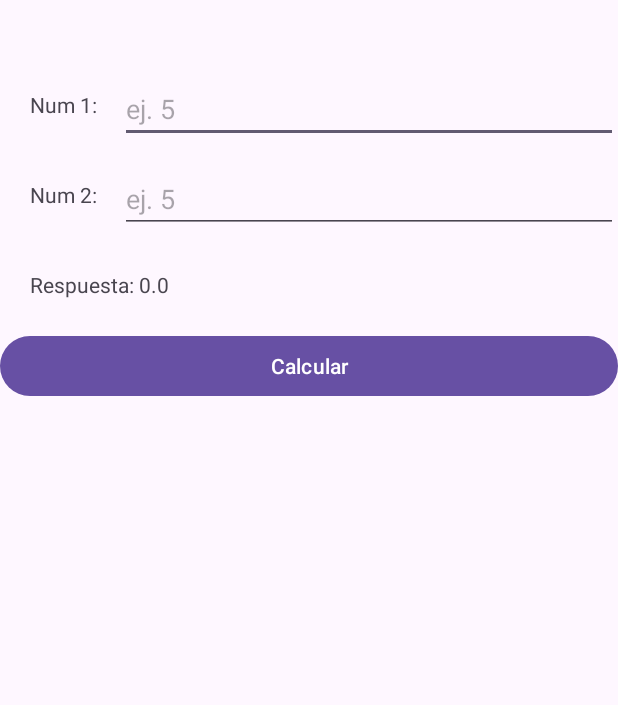
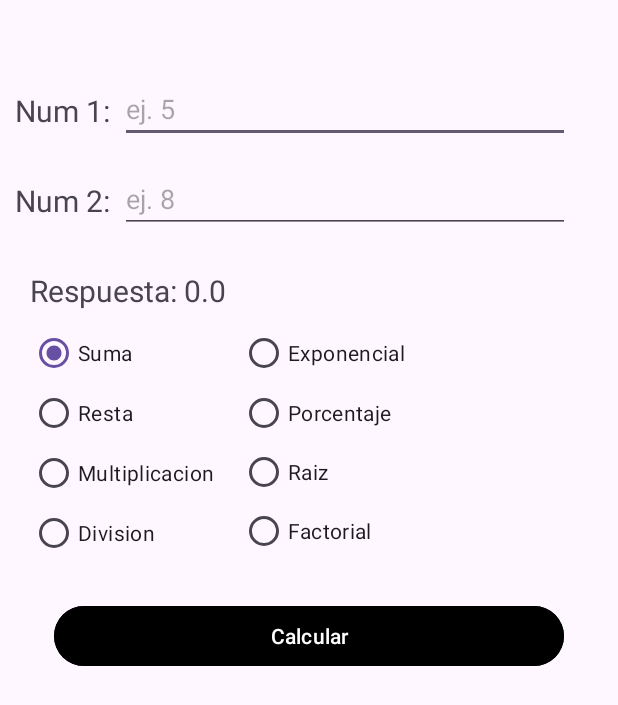
Before and after one commit to Alexis2025X/PrograII-Semi-2025, an Android app: the screen it shows after launch (MainActivity), after a tap on "Calcular", on a phone screen of 412 x 824 dp. Shown: the top 705 px of the screen. Run offline under Robolectric (Android 15) with nearby library versions, the phone set to English and light mode, and no system bars.

Commit message:
Se agrego las opciones de suma, resta, multiplicacion, y division.

```diff
--- a/app/src/main/java/com/alexis/miprimeraplicacion/MainActivity.java
+++ b/app/src/main/java/com/alexis/miprimeraplicacion/MainActivity.java
@@ -1,8 +1,11 @@
 package com.alexis.miprimeraplicacion;
 
 import android.os.Bundle;
+import android.view.MotionEvent;
 import android.view.View;
 import android.widget.Button;
+import android.widget.RadioGroup;
+import android.widget.Switch;
 import android.widget.TextView;
 
 import androidx.activity.EdgeToEdge;
@@ -14,28 +17,83 @@ import androidx.core.view.WindowInsetsCompat;
 public class MainActivity extends AppCompatActivity {
     Button btn;
     //tamVal es un valor temporal
-    TextView temVal;
+    TextView tempVal;
+    RadioGroup rgo;
     @Override
     protected void onCreate(Bundle savedInstanceState) {
         super.onCreate(savedInstanceState);
         setContentView(R.layout.activity_main);
+
          //Buscamos el boton por su ID
          btn = findViewById(R.id.btnCalcular);
+
+         //El bloque de codigo se ejecutara al dar click en le boton
          btn.setOnClickListener(new View.OnClickListener() {
              @Override
              public void onClick(View v) {
-                 temVal = findViewById(R.id.txtNum1);
-                 double num1 = Double.parseDouble(temVal.getText().toString());
+                    // temVal = findViewById(R.id.txtNum1);
+                    // double num1 = Double.parseDouble(temVal.getText().toString());
+                 //tempVal txt = findViewById()
 
-                 temVal = findViewById(R.id.txtNum2);
-                 double num2 = Double.parseDouble(temVal.getText().toString());
+                 tempVal = findViewById(R.id.txtNum1);
+                 double num1 = 0;
 
-                 double respuesta = num1 + num2;
 
-                 temVal = findViewById(R.id.lblRespuesta);
-                 temVal.setText("Respuesta: " + respuesta);
+                 if (tempVal.getText().toString().isEmpty()){
+                     num1 = 0;
+                 }else {
+                     num1 = Double.parseDouble(tempVal.getText().toString());
+                 }
+                 //Descomentarlo sino funciona
+                 tempVal = findViewById(R.id.txtNum2);
+                 double num2 = 0;
+                 double respuesta = 0;
 
-             }
+                 if (tempVal.getText().toString().isEmpty()){
+                     num2 = 0;
+                 }else {
+                     num2 = Double.parseDouble(tempVal.getText().toString());
+                 }
+
+                     tempVal = findViewById(R.id.lblRespuesta);
+
+                     rgo = findViewById(R.id.rgoOpciones);
+                     if (rgo.getCheckedRadioButtonId() == R.id.rgoSuma) {
+                         //tempVal = findViewById(R.id.txtNum2);
+                         //tempVal.setEnabled(true);
+                         respuesta = num1 + num2;
+
+                     } else if (rgo.getCheckedRadioButtonId() == R.id.rgoResta) {
+                         respuesta = num1 - num2;
+                     } else if (rgo.getCheckedRadioButtonId() == R.id.rgoMultiplicacion) {
+                         respuesta = num1 * num2;
+                     } else if (rgo.getCheckedRadioButtonId() == R.id.rgoDivision) {
+                         respuesta = num1 / num2;
+                     }
+                     //Parte 2
+                     else if (rgo.getCheckedRadioButtonId() == R.id.rgoExponencial) {
+                         respuesta = Math.pow(num1, num2);
+                     } else if (rgo.getCheckedRadioButtonId() == R.id.rgoPorcentaje) {
+                         respuesta = (num1 / num2) * 100;
+                     } else if (rgo.getCheckedRadioButtonId() == R.id.rgoRaiz) {
+                         //tempVal = findViewById(R.id.txtNum1);
+                        // tempVal.setHint("Indice" + R.id.txtNum1);
+                         respuesta = Math.pow(num2, 1.0 / num1);
+                       //  tempVal.setText("Respuesta: " + num1 +"√"+ num2 + "="+ respuesta);
+
+                     } else if (rgo.getCheckedRadioButtonId() == R.id.rgoFactorial) {
+                         //temVal = num2.SetEnabled(false);
+                         double fact = 1;
+                         for (double i = num1; i > 0; i--) {
+                             fact = fact * i;
+                         }
+                         respuesta = fact;
+                     }
+
+                     tempVal.setText("Respuesta: " + respuesta);
+                 }
+
          });
     }
+
 }
--- a/app/src/main/res/layout/activity_main.xml
+++ b/app/src/main/res/layout/activity_main.xml
@@ -9,50 +9,149 @@
 
     <!-- Label -->
     <TextView
+        android:textSize="20dp"
         android:id="@+id/lblNum1"
         android:text="Num 1:"
         android:layout_marginTop="60dp"
-        android:layout_marginLeft="20dp"
+        android:layout_marginLeft="10dp"
         android:layout_width="wrap_content"
         android:layout_height="wrap_content"/>
 
     <!-- textbox -->
     <EditText
         android:id="@+id/txtNum1"
-        android:hint="ej. 5"
+        android:layout_width="300dp"
+        android:layout_height="wrap_content"
+        android:layout_marginLeft="80dp"
         android:layout_marginTop="50dp"
-        android:layout_marginLeft="80dp"
-        android:layout_width="match_parent"
-        android:layout_height="wrap_content"/>
+        android:hint="ej. 5" />
 
     <TextView
+        android:textSize="20dp"
         android:id="@+id/lblNum2"
         android:text="Num 2:"
         android:layout_marginTop="120dp"
-        android:layout_marginLeft="20dp"
+        android:layout_marginLeft="10dp"
         android:layout_width="wrap_content"
         android:layout_height="wrap_content"/>
 
     <EditText
         android:id="@+id/txtNum2"
-        android:hint="ej. 5"
+        android:layout_width="300dp"
+        android:layout_height="wrap_content"
+        android:layout_marginLeft="80dp"
         android:layout_marginTop="110dp"
-        android:layout_marginLeft="80dp"
-        android:layout_width="match_parent"
-        android:layout_height="wrap_content"/>
+        android:enabled="true"
+        android:hint="ej. 8" />
 
     <TextView
+        android:textSize="20dp"
         android:id="@+id/lblRespuesta"
         android:layout_marginTop="180dp"
         android:layout_marginLeft="20dp"
         android:text="Respuesta: ?"
         android:layout_width="wrap_content"
         android:layout_height="wrap_content"/>
+
     <Button
         android:id="@+id/btnCalcular"
-        android:layout_marginTop="220dp"
-        android:text="Calcular"
-        android:layout_width="match_parent"
-        android:layout_height="wrap_content"/>
+        android:layout_width="340dp"
+        android:layout_height="wrap_content"
+        android:layout_centerHorizontal="true"
+        android:layout_marginTop="400dp"
+        android:backgroundTint="@color/black"
+        android:text="Calcular" />
+
+    <RadioGroup
+        android:id="@+id/rgoOpciones"
+        android:layout_width="350dp"
+        android:layout_height="190dp"
+        android:layout_marginLeft="10dp"
+        android:layout_marginTop="210dp">
+
+        <RadioButton
+            android:id="@+id/rgoSuma"
+            android:layout_width="132dp"
+            android:layout_height="30dp"
+            android:layout_marginLeft="10dp"
+            android:layout_marginTop="10dp"
+            android:checked="true"
+            android:text="Suma" />
+
+        <RadioButton
+            android:id="@+id/rgoResta"
+            android:layout_width="100dp"
+            android:layout_height="30dp"
+            android:layout_marginLeft="10dp"
+            android:layout_marginTop="10dp"
+            android:text="Resta" />
+
+        <RadioButton
+            android:id="@+id/rgoMultiplicacion"
+            android:layout_width="135dp"
+            android:layout_height="30dp"
+            android:layout_marginLeft="10dp"
+            android:layout_marginTop="10dp"
+            android:text="Multiplicacion" />
+
+        <RadioButton
+            android:id="@+id/rgoDivision"
+            android:layout_width="100dp"
+            android:layout_height="30dp"
+            android:layout_marginLeft="10dp"
+            android:layout_marginTop="10dp"
+            android:text="Division" />
+
+        <RadioButton
+            android:id="@+id/rgoExponencial"
+            android:layout_width="124dp"
+            android:layout_height="30dp"
+            android:layout_marginLeft="150dp"
+            android:layout_marginTop="-150dp"
+            android:text="Exponencial" />
+
+        <RadioButton
+            android:id="@+id/rgoPorcentaje"
+            android:layout_width="114dp"
+            android:layout_height="30dp"
+            android:layout_marginLeft="150dp"
+            android:layout_marginTop="10dp"
+            android:text="Porcentaje" />
+
+        <RadioButton
+            android:id="@+id/rgoRaiz"
+            android:layout_width="114dp"
+            android:layout_height="30dp"
+            android:layout_marginTop="9dp"
+            android:layout_marginLeft="150dp"
+            android:text="Raiz" />
+
+        <RadioButton
+            android:id="@+id/rgoFactorial"
+            android:layout_width="114dp"
+            android:layout_height="30dp"
+            android:layout_marginTop="9dp"
+            android:layout_marginLeft="150dp"
+            android:text="Factorial" />
+
+    </RadioGroup>
+
+
+  <!--  <Button
+        android:id="@+id/btnSumar"
+        android:layout_width="120dp"
+        android:layout_height="wrap_content"
+        android:layout_marginTop="300dp"
+        android:layout_marginStart="20dp"
+        android:backgroundTint="@color/black"
+        android:text="Sumar" />
+
+    <CheckBox
+        android:id="@+id/chbSumar"
+        android:layout_width="wrap_content"
+        android:layout_height="wrap_content"
+        android:layout_marginTop="300dp"
+        android:layout_marginStart="20dp"
+        android:text="Sumar" /> -->
 
 </RelativeLayout>
```
